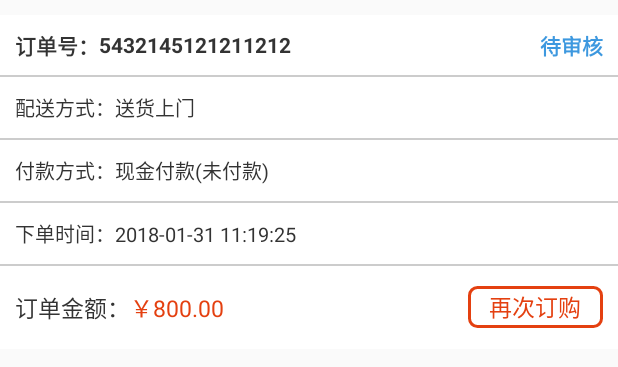
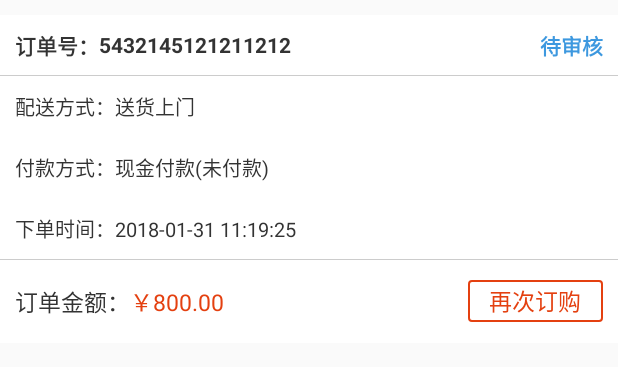
Before and after one commit to chenyx886/busilinq, an Android app: the layout item_my_orders.xml on its own in the app's theme, with its tools: preview values and no code run, on a phone screen of 412 x 824 dp. Shown: the top 367 px of the screen. Run offline under Robolectric (Android 15) with nearby library versions, the phone set to English and light mode, and no system bars.

Commit message:
我的订单尺寸修改

```diff
--- a/app/src/main/res/drawable/btn_e44010_rad5.xml
+++ b/app/src/main/res/drawable/btn_e44010_rad5.xml
@@ -5,10 +5,10 @@
         <shape android:shape="rectangle">
 
             <stroke
-                android:width="@dimen/len_2"
+                android:width="@dimen/len_1"
                 android:color="@color/color_e44010" />
 
-            <corners android:radius="@dimen/len_5" />
+            <corners android:radius="@dimen/len_2" />
         </shape>
     </item>
 
--- a/app/src/main/res/layout/item_my_orders.xml
+++ b/app/src/main/res/layout/item_my_orders.xml
@@ -45,7 +45,7 @@
 
     <TextView
         android:layout_width="match_parent"
-        android:layout_height="@dimen/len_1"
+        android:layout_height="@dimen/len_0.5"
         android:background="@color/code_light" />
 
     <LinearLayout
@@ -70,10 +70,6 @@
             android:textSize="@dimen/text_size13" />
     </LinearLayout>
 
-    <TextView
-        android:layout_width="match_parent"
-        android:layout_height="@dimen/len_1"
-        android:background="@color/code_light" />
 
     <LinearLayout
         android:layout_width="match_parent"
@@ -97,10 +93,6 @@
             android:textSize="@dimen/text_size13" />
     </LinearLayout>
 
-    <TextView
-        android:layout_width="match_parent"
-        android:layout_height="@dimen/len_1"
-        android:background="@color/code_light" />
 
     <LinearLayout
         android:layout_width="match_parent"
@@ -126,7 +118,7 @@
 
     <TextView
         android:layout_width="match_parent"
-        android:layout_height="@dimen/len_1"
+        android:layout_height="@dimen/len_0.5"
         android:background="@color/code_light" />
 
     <LinearLayout
--- a/app/src/main/res/values/dimens.xml
+++ b/app/src/main/res/values/dimens.xml
@@ -22,8 +22,10 @@
     <dimen name="text_size30">30sp</dimen>
     <dimen name="text_size32">32sp</dimen>
     <!-- 字体大小 -->
+    <dimen name="len_0.5">0.5dp</dimen>
     <dimen name="len_1">1dp</dimen>
     <dimen name="len_2">2dp</dimen>
+    <dimen name="len_2.5">2.5dp</dimen>
     <dimen name="len_4">4dp</dimen>
     <dimen name="len_5">5dp</dimen>
     <dimen name="len_6">6dp</dimen>
```
